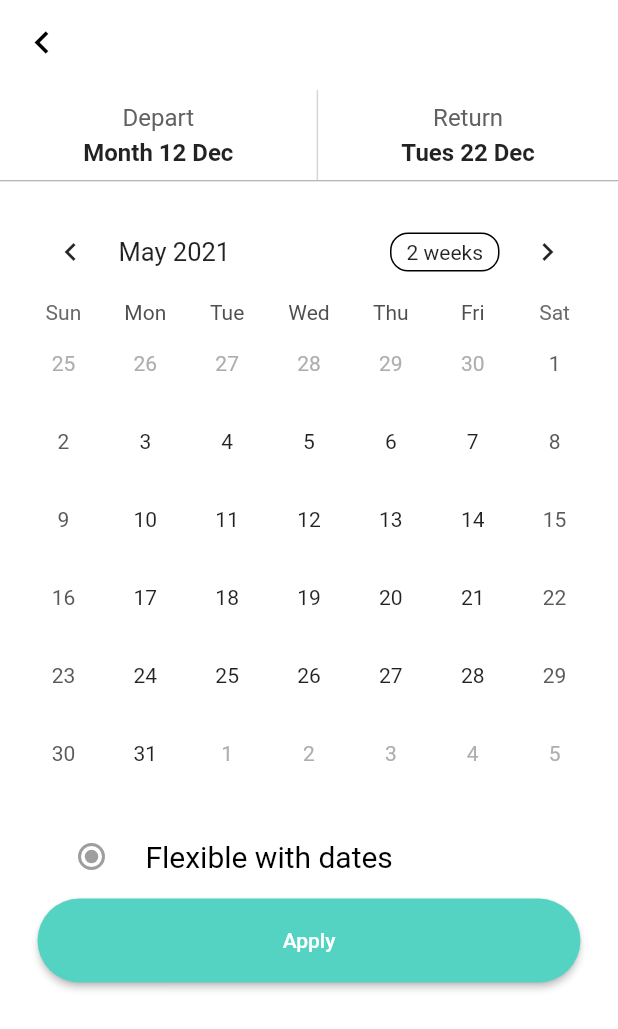
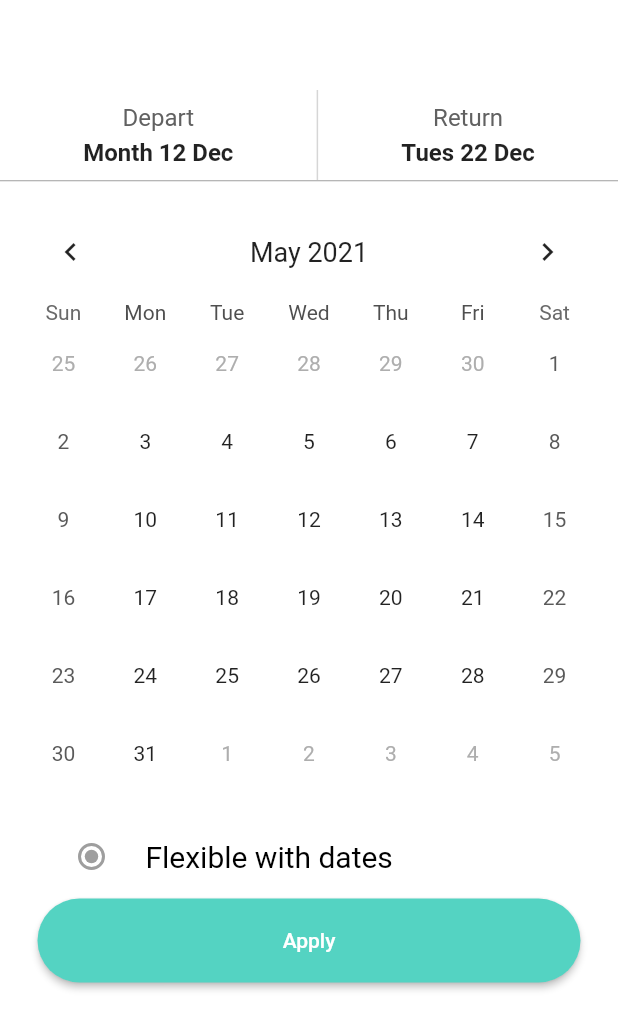
Before and after one commit to cameldjoulako/hotels, a Flutter app: the CalendarPage screen opened directly, on a phone screen of 412 x 824 dp. Shown: the top 1029 px of the screen. Run offline on Flutter 3.47's test engine with Material 2 defaults, Android fonts, the phone set to English and light mode, and no system bars; drawn by our look-alikes of table_calendar; our stand-ins replace google_fonts.

Commit message:
code review calendar

```diff
--- a/lib/calendar_page.dart
+++ b/lib/calendar_page.dart
@@ -32,16 +32,7 @@ class MyAppBar extends StatelessWidget implements PreferredSizeWidget {
   Widget build(BuildContext context) {
     return AppBar(
       elevation: 0,
-      leading: IconButton(
-        icon: Icon(
-          Icons.chevron_left,
-          color: Colors.black,
-          size: 30,
-        ),
-        onPressed: () {
-          Navigator.pop(context);
-        },
-      ),
+      leading: null,
       actions: [],
       backgroundColor: Colors.white,
     );
@@ -75,6 +66,11 @@ class _CalendarRangeState extends State<CalendarRange> {
           rangeStartDay: _rangeStart,
           rangeEndDay: _rangeEnd,
           calendarFormat: _calendarFormat,
+          headerStyle: HeaderStyle(
+            titleCentered: true,
+            formatButtonVisible: false,
+            titleTextStyle: TextStyle(fontSize: 18),
+          ),
           calendarStyle: CalendarStyle(
             isTodayHighlighted: false,
             rangeHighlightColor: d_green,
```
